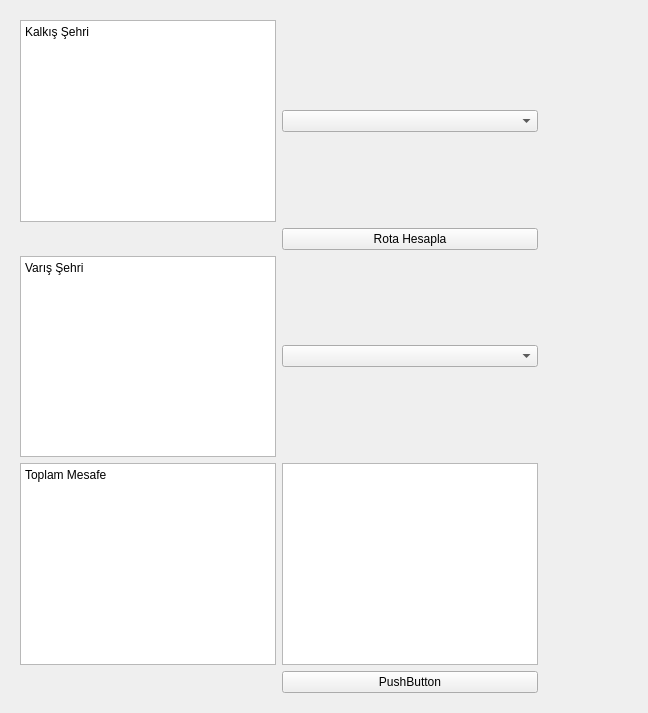
kubrratopcu/Havalimani_Yonetim_Sistemi1, file mainwindow.ui: the form before one commit.
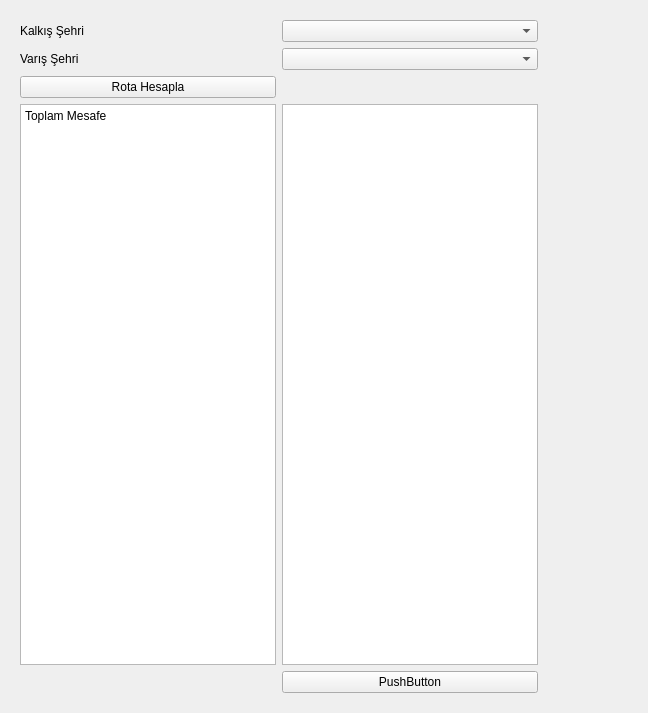
The form after the commit. The open tabs and pages were chosen to show the change.

```diff
--- a/mainwindow.ui
+++ b/mainwindow.ui
@@ -130,47 +130,20 @@
      </widget>
      <widget class="QWidget" name="sayfaRota">
       <layout class="QGridLayout" name="gridLayout_2">
-       <item row="0" column="0">
-        <widget class="QTextEdit" name="textEdit">
-         <property name="html">
-          <string>&lt;!DOCTYPE HTML PUBLIC &quot;-//W3C//DTD HTML 4.0//EN&quot; &quot;http://www.w3.org/TR/REC-html40/strict.dtd&quot;&gt;
-&lt;html&gt;&lt;head&gt;&lt;meta name=&quot;qrichtext&quot; content=&quot;1&quot; /&gt;&lt;meta charset=&quot;utf-8&quot; /&gt;&lt;style type=&quot;text/css&quot;&gt;
-p, li { white-space: pre-wrap; }
-hr { height: 1px; border-width: 0; }
-li.unchecked::marker { content: &quot;\2610&quot;; }
-li.checked::marker { content: &quot;\2612&quot;; }
-&lt;/style&gt;&lt;/head&gt;&lt;body style=&quot; font-family:'Segoe UI'; font-size:9pt; font-weight:400; font-style:normal;&quot;&gt;
-&lt;p style=&quot; margin-top:0px; margin-bottom:0px; margin-left:0px; margin-right:0px; -qt-block-indent:0; text-indent:0px;&quot;&gt;Kalkış Şehri&lt;/p&gt;&lt;/body&gt;&lt;/html&gt;</string>
-         </property>
-        </widget>
-       </item>
-       <item row="0" column="1">
-        <widget class="QComboBox" name="kalkisCombo"/>
-       </item>
-       <item row="1" column="1">
-        <widget class="QPushButton" name="rotaHesaplaBtn">
+       <item row="4" column="2">
+        <widget class="QPushButton" name="btnGeriDon1">
          <property name="text">
-          <string>Rota Hesapla</string>
+          <string>PushButton</string>
          </property>
         </widget>
        </item>
-       <item row="2" column="0">
-        <widget class="QTextEdit" name="textEdit_2">
-         <property name="html">
-          <string>&lt;!DOCTYPE HTML PUBLIC &quot;-//W3C//DTD HTML 4.0//EN&quot; &quot;http://www.w3.org/TR/REC-html40/strict.dtd&quot;&gt;
-&lt;html&gt;&lt;head&gt;&lt;meta name=&quot;qrichtext&quot; content=&quot;1&quot; /&gt;&lt;meta charset=&quot;utf-8&quot; /&gt;&lt;style type=&quot;text/css&quot;&gt;
-p, li { white-space: pre-wrap; }
-hr { height: 1px; border-width: 0; }
-li.unchecked::marker { content: &quot;\2610&quot;; }
-li.checked::marker { content: &quot;\2612&quot;; }
-&lt;/style&gt;&lt;/head&gt;&lt;body style=&quot; font-family:'Segoe UI'; font-size:9pt; font-weight:400; font-style:normal;&quot;&gt;
-&lt;p style=&quot; margin-top:0px; margin-bottom:0px; margin-left:0px; margin-right:0px; -qt-block-indent:0; text-indent:0px;&quot;&gt;Varış Şehri&lt;/p&gt;&lt;/body&gt;&lt;/html&gt;</string>
+       <item row="3" column="2">
+        <widget class="QTextEdit" name="textEdit_3">
+         <property name="readOnly">
+          <bool>true</bool>
          </property>
         </widget>
        </item>
-       <item row="2" column="1">
-        <widget class="QComboBox" name="varisCombo"/>
-       </item>
        <item row="3" column="0">
         <widget class="QPlainTextEdit" name="rotaSonucLabel">
          <property name="plainText">
@@ -178,20 +151,33 @@
          </property>
         </widget>
        </item>
-       <item row="3" column="1">
-        <widget class="QTextEdit" name="textEdit_3">
-         <property name="readOnly">
-          <bool>true</bool>
+       <item row="0" column="2">
+        <widget class="QComboBox" name="kalkisCombo"/>
+       </item>
+       <item row="0" column="0">
+        <widget class="QLabel" name="label">
+         <property name="text">
+          <string>Kalkış Şehri</string>
          </property>
         </widget>
        </item>
-       <item row="4" column="1">
-        <widget class="QPushButton" name="btnGeriDon1">
+       <item row="1" column="0">
+        <widget class="QLabel" name="label_2">
          <property name="text">
-          <string>PushButton</string>
+          <string>Varış Şehri</string>
          </property>
         </widget>
        </item>
+       <item row="2" column="0">
+        <widget class="QPushButton" name="rotaHesaplaBtn">
+         <property name="text">
+          <string>Rota Hesapla</string>
+         </property>
+        </widget>
+       </item>
+       <item row="1" column="2">
+        <widget class="QComboBox" name="varisCombo"/>
+       </item>
       </layout>
      </widget>
     </widget>
```
Left out of the diff: 2 changed lines with no effect on the pictures.
